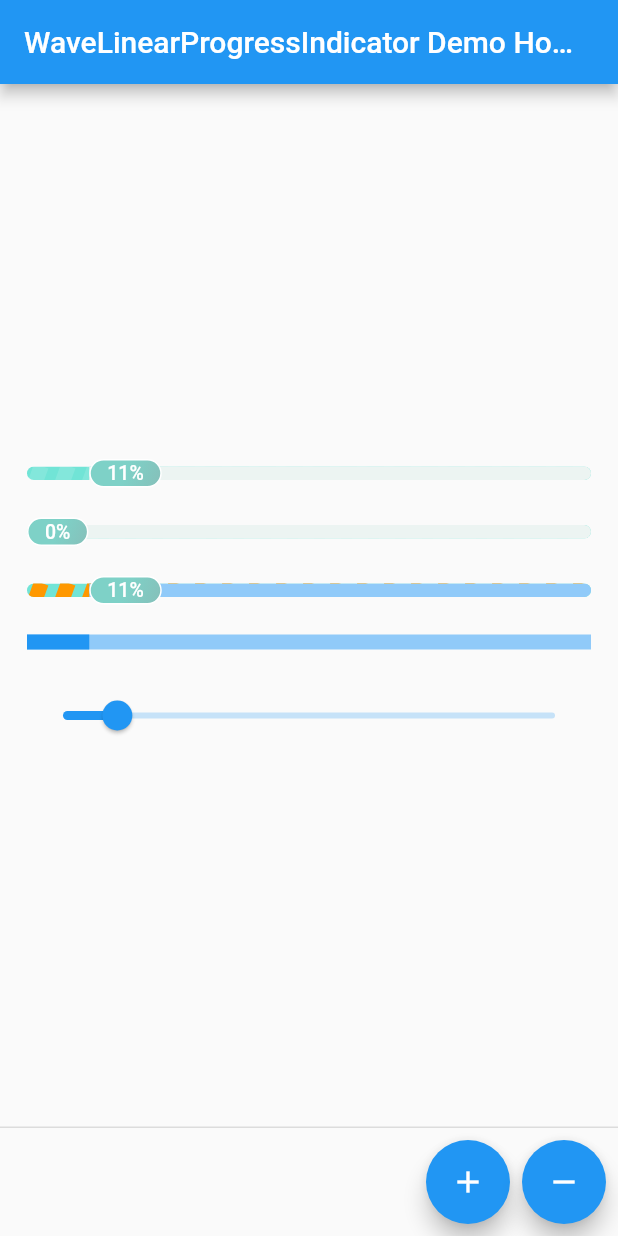
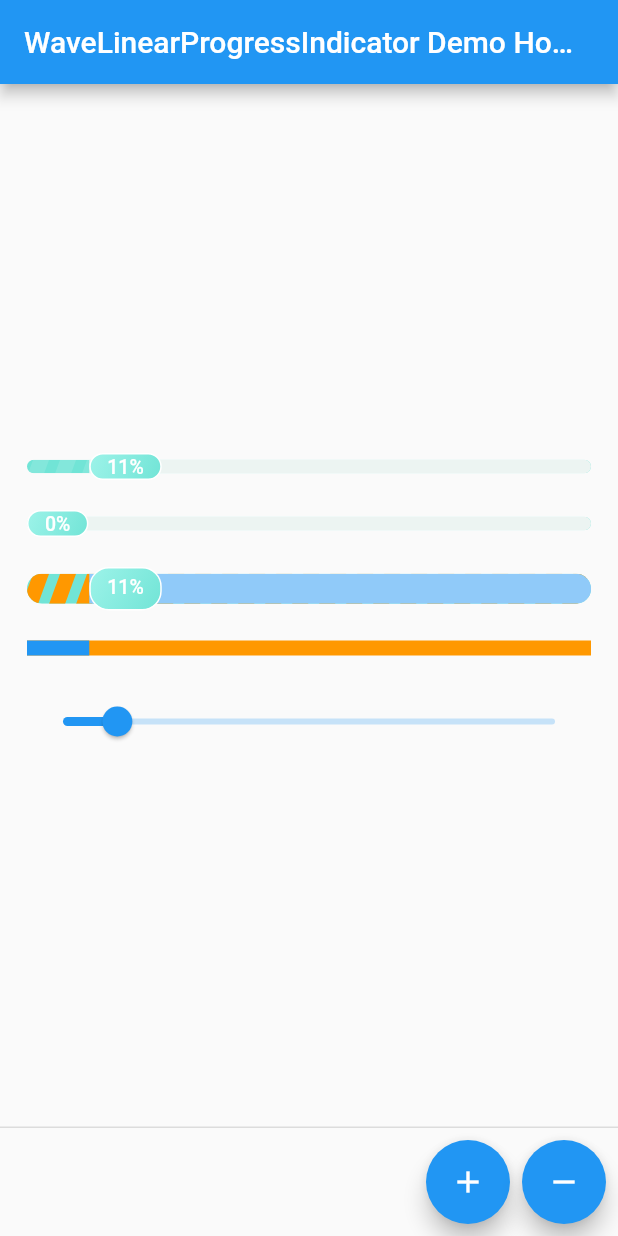
Before and after one commit to dev-zhang/wave_linear_progress_indicator, a Flutter app: the screen it shows after launch, after a tap on the "add" icon, on a phone screen of 412 x 824 dp. Run offline on Flutter 3.47's test engine with Material 2 defaults, Android fonts, the phone set to English and light mode, and no system bars.

Commit message:
Fixed layout issues.

```diff
--- a/example/lib/main.dart
+++ b/example/lib/main.dart
@@ -2,7 +2,7 @@
  * File Created: 2022-06-02 15:11:39
  * Author: ZhangYu (devzhangyu@163.com)
  * -----
- * Last Modified: 2022-06-06 18:08:15
+ * Last Modified: 2022-06-07 11:50:15
  * Modified By: ZhangYu (devzhangyu@163.com>)
  */
 
@@ -55,17 +55,12 @@ class _MyHomePageState extends State<MyHomePage> {
           child: Column(
             mainAxisAlignment: MainAxisAlignment.center,
             children: [
-              SizedBox(
-                height: 19,
-                child: WaveLinearProgressIndicator(
+              WaveLinearProgressIndicator(
                 value: _progress,
                 enableBounceAnimation: true,
               ),
-              ),
               const SizedBox(height: 20),
-              SizedBox(
-                height: 19,
-                child: StreamBuilder<double>(
+              StreamBuilder<double>(
                   stream: _getDownloadProgress(),
                   builder: (context, snapshot) {
                     double progress = 0;
@@ -77,21 +72,19 @@ class _MyHomePageState extends State<MyHomePage> {
                       // waveColor: Colors.orange,
                     );
                   }),
-              ),
               const SizedBox(height: 20),
-              SizedBox(
-                height: 19,
-                child: WaveLinearProgressIndicator(
+              WaveLinearProgressIndicator(
                 value: _progress,
                 enableBounceAnimation: true,
                 waveColor: Colors.orange,
                 backgroundColor: Colors.grey[150],
-                ),
+                minHeight: 20,
               ),
               const SizedBox(height: 20),
               LinearProgressIndicator(
                 value: _progress,
                 minHeight: 10,
+                backgroundColor: Colors.orange,
               ),
               const SizedBox(height: 20),
               Slider(
--- a/lib/src/wave_indicator_painter.dart
+++ b/lib/src/wave_indicator_painter.dart
@@ -2,7 +2,7 @@
  * File Created: 2022-06-06 16:15:45
  * Author: ZhangYu (devzhangyu@163.com)
  * -----
- * Last Modified: 2022-06-06 16:18:35
+ * Last Modified: 2022-06-06 19:10:04
  * Modified By: ZhangYu (devzhangyu@163.com>)
  */
 
@@ -75,7 +75,7 @@ class WaveIndicatorPainter extends CustomPainter {
       ..style = PaintingStyle.fill;
     final count = (size.width / (waveStep + waveWidth)).ceil();
 
-    final height = size.height * 1.5;
+    final height = size.height * 2.0;
 
     final realWidth = (waveWidth + waveStep) * count;
     final offset = -realWidth * repaint.value;
--- a/lib/src/wave_linear_progress_indicator.dart
+++ b/lib/src/wave_linear_progress_indicator.dart
@@ -2,7 +2,7 @@
  * File Created: 2022-06-02 14:24:09
  * Author: ZhangYu (devzhangyu@163.com)
  * -----
- * Last Modified: 2022-06-06 16:32:08
+ * Last Modified: 2022-06-07 11:47:47
  * Modified By: ZhangYu (devzhangyu@163.com>)
  */
 
@@ -17,6 +17,7 @@ class WaveLinearProgressIndicator extends ProgressIndicator {
     required double value,
     Color? backgroundColor = const Color(0xFFECF4F2),
     Color? color,
+    this.minHeight,
     this.borderRadius = 18,
     this.waveWidth = 10,
     this.waveColor = const Color(0x21FFFFFF),
@@ -30,6 +31,9 @@ class WaveLinearProgressIndicator extends ProgressIndicator {
           backgroundColor: backgroundColor,
           color: color,
         );
+
+  /// The minimum height of the line used to draw the linear indicator.
+  final double? minHeight;
 
   /// Rounded corners of the progress indicator
   final double? borderRadius;
@@ -71,9 +75,8 @@ class _WaveLinearProgressIndicatorState
     return BoxDecoration(
       gradient: const LinearGradient(
         colors: [
-          Color(0xFF7ED1C7),
-          Color(0xFF7ED1C7),
-          Color(0xFF86BFB9),
+          Color(0xFF9DF3E9),
+          Color(0xFF71E4D6),
         ],
         begin: Alignment.topLeft,
         end: Alignment.bottomRight,
@@ -87,13 +90,19 @@ class _WaveLinearProgressIndicatorState
   }
 
   Color get _backgroundColor {
-    final ProgressIndicatorThemeData indicatorTheme =
-        ProgressIndicatorTheme.of(context);
     final Color trackColor = widget.backgroundColor ??
-        indicatorTheme.linearTrackColor ??
+        _indicatorTheme.linearTrackColor ??
         Theme.of(context).colorScheme.background;
     return trackColor;
   }
+
+  double get _minHeight =>
+      widget.minHeight ?? _indicatorTheme.linearMinHeight ?? 9;
+
+  double get _progressLabelHeight => _minHeight + 4.5 * 2;
+
+  ProgressIndicatorThemeData get _indicatorTheme =>
+      ProgressIndicatorTheme.of(context);
 
   @override
   void initState() {
@@ -147,18 +156,22 @@ class _WaveLinearProgressIndicatorState
   @override
   Widget build(BuildContext context) {
     return Container(
-      constraints: const BoxConstraints(
+      constraints: BoxConstraints(
         minWidth: double.infinity,
-        minHeight: 19,
+        minHeight: _progressLabelHeight,
       ),
       child: LayoutBuilder(builder: (context, constraints) {
+        // print('=======layout===$constraints');
         return Stack(
           alignment: Alignment.center,
+          clipBehavior: Clip.none,
           children: [
-            Positioned(
-              left: 0,
-              right: 0,
-              height: 9,
+            Center(
+              child: ConstrainedBox(
+                constraints: BoxConstraints(
+                  minHeight: _minHeight,
+                  minWidth: double.infinity,
+                ),
                 child: CustomPaint(
                   painter: WaveIndicatorPainter(
                     repaint: _waveController,
@@ -169,6 +182,7 @@ class _WaveLinearProgressIndicatorState
                     waveBackgroundColor: widget.waveBackgroundColor,
                     waveStep: widget.waveStep,
                     waveColor: widget.waveColor,
+                  ),
                 ),
               ),
             ),
@@ -190,8 +204,7 @@ class _WaveLinearProgressIndicatorState
         left = left.clamp(0, size.width - progressLabelWidth);
         return Positioned(
           left: left,
-          top: 0,
-          height: 19,
+          height: _progressLabelHeight,
           child: ProgressLabel(
             progress: progress,
             key: _progressLabelKey,
--- a/pubspec.yaml
+++ b/pubspec.yaml
@@ -1,6 +1,6 @@
 name: wave_linear_progress_indicator
 description: A linear progress indicator with wave animation in Flutter.
-version: 0.0.1
+version: 0.1.0
 homepage: https://github.com/dev-zhang/wave_linear_progress_indicator
 repository: https://github.com/dev-zhang/wave_linear_progress_indicator
 
```
Also changed, not shown: example/pubspec.lock. Lines whose indentation alone changed are shown as unchanged.
